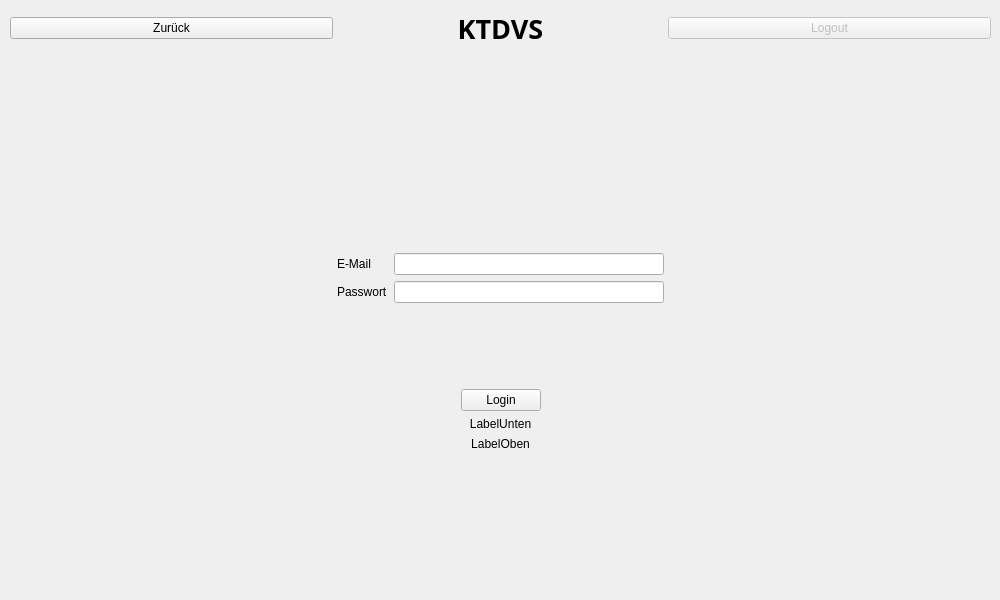
First picture: the form in KTDVS/KTDVS/View_Einloggen.ui, repository SimonRuttmann/ClassReunionSoftware, before the edit.
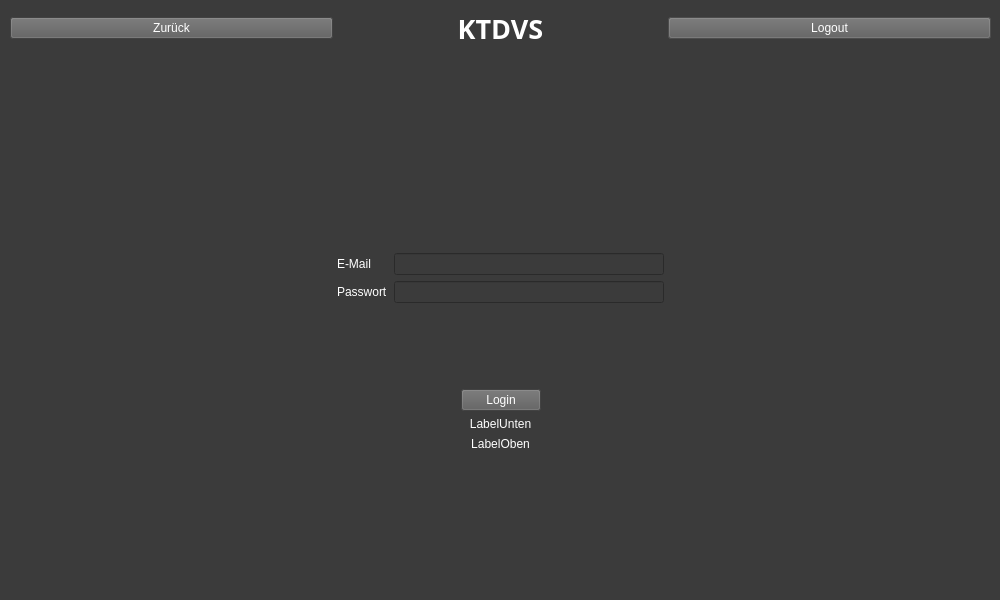
Second picture: the form after the edit.

What changed in the file:
```diff
--- a/KTDVS/KTDVS/View_Einloggen.ui
+++ b/KTDVS/KTDVS/View_Einloggen.ui
@@ -25,7 +25,12 @@
   <property name="windowTitle">
    <string>Form</string>
   </property>
-  <widget class="QWidget" name="">
+  <property name="styleSheet">
+   <string notr="true">QWidget{
+	background-color: rgb(59, 59, 59);
+}</string>
+  </property>
+  <widget class="QWidget" name="layoutWidget">
    <property name="geometry">
     <rect>
      <x>10</x>
@@ -47,6 +52,12 @@
              <layout class="QHBoxLayout" name="horizontalLayout_2">
               <item>
                <widget class="QPushButton" name="zurueck">
+                <property name="styleSheet">
+                 <string notr="true">QPushButton{
+	background-color: rgb(93, 93, 93);
+	color: rgb(255, 255, 255);
+}</string>
+                </property>
                 <property name="text">
                  <string>Zurück</string>
                 </property>
@@ -62,6 +73,11 @@
                   <bold>true</bold>
                  </font>
                 </property>
+                <property name="styleSheet">
+                 <string notr="true">QLabel{
+	color: rgb(255, 255, 255);
+}</string>
+                </property>
                 <property name="text">
                  <string>KTDVS</string>
                 </property>
@@ -75,6 +91,12 @@
                 <property name="enabled">
                  <bool>false</bool>
                 </property>
+                <property name="styleSheet">
+                 <string notr="true">QPushButton{
+	background-color: rgb(93, 93, 93);
+	color: rgb(255, 255, 255);
+}</string>
+                </property>
                 <property name="text">
                  <string>Logout</string>
                 </property>
@@ -172,6 +194,11 @@
              <layout class="QVBoxLayout" name="verticalLayout_4">
               <item>
                <widget class="QLabel" name="Labl1">
+                <property name="styleSheet">
+                 <string notr="true">QLabel{
+	color: rgb(255, 255, 255);
+}</string>
+                </property>
                 <property name="text">
                  <string>E-Mail</string>
                 </property>
@@ -179,6 +206,11 @@
               </item>
               <item>
                <widget class="QLabel" name="LAbl2">
+                <property name="styleSheet">
+                 <string notr="true">QLabel{
+	color: rgb(255, 255, 255);
+}</string>
+                </property>
                 <property name="text">
                  <string>Passwort</string>
                 </property>
@@ -189,10 +221,24 @@
             <item>
              <layout class="QVBoxLayout" name="verticalLayout_3">
               <item>
-               <widget class="QLineEdit" name="EMail"/>
+               <widget class="QLineEdit" name="EMail">
+                <property name="styleSheet">
+                 <string notr="true">QLineEdit{
+	color: rgb(255, 255, 255);
+	background-color: rgb(59, 59, 59);
+}</string>
+                </property>
+               </widget>
               </item>
               <item>
-               <widget class="QLineEdit" name="Passwort"/>
+               <widget class="QLineEdit" name="Passwort">
+                <property name="styleSheet">
+                 <string notr="true">QLineEdit{
+	color: rgb(255, 255, 255);
+	background-color: rgb(59, 59, 59);
+}</string>
+                </property>
+               </widget>
               </item>
              </layout>
             </item>
@@ -260,6 +306,12 @@
           </item>
           <item>
            <widget class="QPushButton" name="Login">
+            <property name="styleSheet">
+             <string notr="true">QPushButton{
+	background-color: rgb(93, 93, 93);
+	color: rgb(255, 255, 255);
+}</string>
+            </property>
             <property name="text">
              <string>Login</string>
             </property>
@@ -286,6 +338,11 @@
     </item>
     <item>
      <widget class="QLabel" name="LabelUnten">
+      <property name="styleSheet">
+       <string notr="true">QLabel{
+	color: rgb(255, 255, 255);
+}</string>
+      </property>
       <property name="text">
        <string>LabelUnten</string>
       </property>
@@ -296,6 +353,11 @@
     </item>
     <item>
      <widget class="QLabel" name="LabelOben">
+      <property name="styleSheet">
+       <string notr="true">QLabel{
+	color: rgb(255, 255, 255);
+}</string>
+      </property>
       <property name="text">
        <string>LabelOben</string>
       </property>
```
